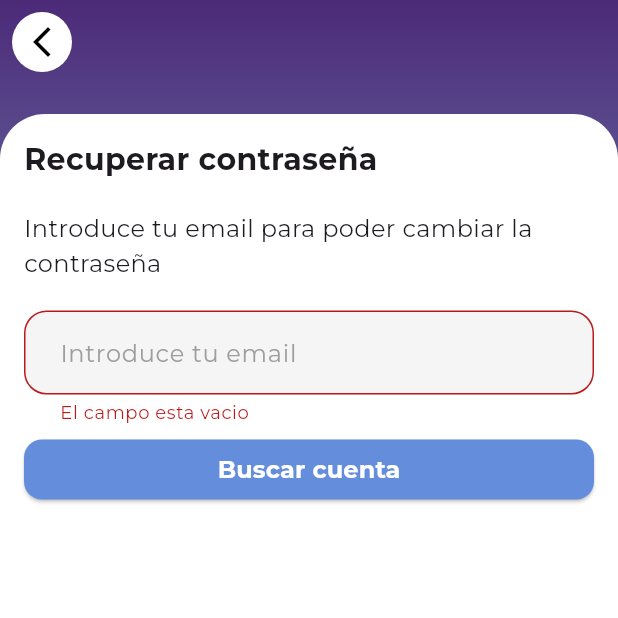
After one commit to iordanericdam/app_mochila, a Flutter app: the ForgotPasswordScreen screen opened directly, after a tap on "Buscar cuenta", on a phone screen of 412 x 824 dp, the top half of it. The commit adds this screen. Run offline on Flutter 3.47's test engine with Material 3 defaults, Android fonts, the light colour scheme and no system bars; statements that could not run were skipped.

Commit message:
Recuperacion de cuenta casi lista

```diff
--- /dev/null
+++ b/lib/presentation/screens/forgot_password_screen.dart
@@ -0,0 +1,75 @@
+import 'package:app_mochila/presentation/screens/verification_screen.dart';
+import 'package:app_mochila/presentation/widgets/buttons.dart';
+import 'package:app_mochila/presentation/widgets/custom_input.dart';
+import 'package:app_mochila/presentation/widgets/white_base_container.dart';
+import 'package:app_mochila/services/form_validator.dart';
+import 'package:app_mochila/styles/app_colors.dart';
+import 'package:app_mochila/styles/base_scaffold.dart';
+import 'package:app_mochila/styles/constants.dart';
+import 'package:flutter/material.dart';
+
+class ForgotPasswordScreen extends StatefulWidget {
+  const ForgotPasswordScreen({super.key});
+
+  @override
+  State<ForgotPasswordScreen> createState() => _ForgotPasswordScreenState();
+}
+
+class _ForgotPasswordScreenState extends State<ForgotPasswordScreen> {
+  final TextEditingController _emailController = TextEditingController();
+  final _resetPasswordKey = GlobalKey<FormState>();
+
+  @override
+  Widget build(BuildContext context) {
+    return BaseScaffold(
+        body: WhiteBaseContainer(
+      child: Align(
+        alignment: Alignment.topLeft,
+        child: Form(
+          key: _resetPasswordKey,
+          child: Column(
+            mainAxisSize: MainAxisSize.min,
+            crossAxisAlignment: CrossAxisAlignment.start,
+            children: [
+              const Text(
+                "Recuperar contraseña",
+                style: TextStyle(fontSize: 20, fontWeight: FontWeight.bold),
+              ),
+              sizedBox,
+              const Text(
+                "Introduce tu email para poder cambiar la contraseña",
+                style: TextStyle(fontSize: 16, fontWeight: FontWeight.w400),
+              ),
+              sizedBox,
+              CustomInput(
+                  hintText: "Introduce tu email",
+                  keyboardType: TextInputType.emailAddress,
+                  validator: (value) {
+                    return emailValidator(value);
+                  }),
+              kHalfSizedBox,
+              SizedBox(
+                height: kdefaultPadding * 2,
+                width: MediaQuery.of(context).size.width,
+                child: CustomElevatedButton(
+                  text: 'Buscar cuenta',
+                  backgroundColor: AppColors.recoverButtonColor,
+                  onPressed: () {
+                    FocusScope.of(context).unfocus();
+                    if (_resetPasswordKey.currentState!.validate()) {
+                      Navigator.push(
+                        context,
+                        MaterialPageRoute(
+                            builder: (context) => VerificationScreen()),
+                      );
+                    }
+                  },
+                ),
+              )
+            ],
+          ),
+        ),
+      ),
+    ));
+  }
+}
--- /dev/null
+++ b/lib/presentation/widgets/buttons.dart
@@ -0,0 +1,40 @@
+import 'package:flutter/material.dart';
+
+class CustomElevatedButton extends StatelessWidget {
+  final String text;
+  final Color backgroundColor;
+  final VoidCallback onPressed;
+
+  // Constructor
+  const CustomElevatedButton({
+    super.key,
+    required this.text,
+    required this.backgroundColor,
+    required this.onPressed,
+  });
+
+  @override
+  Widget build(BuildContext context) {
+    return Expanded(
+      child: ElevatedButton(
+        style: ElevatedButton.styleFrom(
+          backgroundColor: backgroundColor,
+          shape: RoundedRectangleBorder(
+            borderRadius: BorderRadius.circular(12),
+          ),
+          // padding: const EdgeInsets.symmetric(
+          //     horizontal: 30, vertical: 15),
+        ),
+        onPressed: onPressed,
+        child: Text(
+          text,
+          style: const TextStyle(
+            color: Colors.white,
+            fontWeight: FontWeight.bold,
+            fontSize: 16,
+          ),
+        ),
+      ),
+    );
+  }
+}
--- a/lib/presentation/widgets/inputs.dart
+++ b/lib/presentation/widgets/custom_input.dart
@@ -5,32 +5,52 @@ class CustomInput extends StatelessWidget {
   final String hintText;
   final TextEditingController? controller;
   final Function(String)? onChanged;
+  final FormFieldValidator<String>? validator;
+  final String? errorText;
+  final TextInputType? keyboardType;
+  final Icon? icon;
+  final bool obscureText;
+  final Widget? suffixIcon;
 
   const CustomInput(
-      {super.key, required this.hintText, this.controller, this.onChanged});
+      {super.key,
+      required this.hintText,
+      this.controller,
+      this.onChanged,
+      this.validator,
+      this.icon,
+      this.obscureText = false,
+      this.keyboardType,
+      this.errorText,
+      this.suffixIcon});
 
   @override
   Widget build(BuildContext context) {
-    return TextField(
+    return TextFormField(
       controller: controller,
       onChanged: onChanged,
+      validator: validator,
+      obscureText: obscureText,
+      keyboardType: keyboardType ?? TextInputType.text,
+      forceErrorText: errorText,
       decoration: InputDecoration(
+        suffixIcon: suffixIcon,
         hintText: hintText,
         hintStyle: TextStyle(color: Colors.grey[500]),
         filled: true,
         fillColor: Colors.grey[100],
         border: OutlineInputBorder(
-          borderRadius: BorderRadius.circular(30),
+          borderRadius: BorderRadius.circular(15),
           borderSide: const BorderSide(
               color: AppColors.strokeInputLoginColor, width: 2),
         ),
         enabledBorder: OutlineInputBorder(
-          borderRadius: BorderRadius.circular(30),
+          borderRadius: BorderRadius.circular(15),
           borderSide: const BorderSide(
               color: AppColors.strokeInputLoginColor, width: 2),
         ),
         focusedBorder: OutlineInputBorder(
-          borderRadius: BorderRadius.circular(30),
+          borderRadius: BorderRadius.circular(15),
           borderSide:
               const BorderSide(color: AppColors.startButtonColor, width: 2),
         ),
--- /dev/null
+++ b/lib/presentation/widgets/white_base_container.dart
@@ -0,0 +1,24 @@
+import 'package:app_mochila/styles/constants.dart';
+import 'package:flutter/material.dart';
+
+class WhiteBaseContainer extends StatelessWidget {
+  final Widget child;
+
+  const WhiteBaseContainer({
+    super.key,
+    required this.child,
+  });
+
+  @override
+  Widget build(BuildContext context) {
+    return Container(
+        margin: const EdgeInsets.only(top: kDefaultPadding),
+        height: MediaQuery.of(context).size.height,
+        width: MediaQuery.of(context).size.width,
+        decoration: whiteThing(),
+        child: Padding(
+          padding: kmedium,
+          child: child,
+        ));
+  }
+}
--- /dev/null
+++ b/lib/services/form_validator.dart
@@ -0,0 +1,70 @@
+import 'package:app_mochila/styles/constants.dart';
+import 'package:flutter/material.dart';
+
+ScaffoldFeatureController functionMessageText(
+    BuildContext context, Text messageContent, Color backgroundColor) {
+  return ScaffoldMessenger.of(context).showSnackBar(SnackBar(
+    content: messageContent,
+    backgroundColor: backgroundColor,
+  ));
+}
+
+String? genericValidator(String? value, int length) {
+  if (value == null || value.isEmpty) {
+    return 'Este campo es obligatorio';
+  } else if (value.length < length) {
+    return 'Este campo debe tener al menos $length caracteres';
+  }
+  return null;
+}
+
+String? emailValidator(String? value) {
+  RegExp regExp = RegExp(emailPattern);
+  if (value == null || value.isEmpty) {
+    return "El campo esta vacio";
+  } else if (!regExp.hasMatch(value)) {
+    return "El formato de correo electronico no es valido";
+  } else {
+    return null;
+  }
+}
+
+String? validatePassword(String? value) {
+  if (value == null || value.isEmpty) {
+    return 'Por favor ingrese la contraseña';
+  }
+  if (value.length < 8) {
+    return 'La contraseña debe tener al menos 8 caracteres';
+  }
+  if (!regex.hasMatch(value)) {
+    return 'La contraseña no contiene ningun carácter especial';
+  }
+  return null;
+}
+
+String? validatePasswordCustom(String? value, String? value2) {
+  if (genericValidator(value2, 5) != null) {
+    return null;
+  }
+
+  if (value!.isEmpty) {
+    return 'Por favor ingrese la contraseña';
+  }
+  if (value.length < 8) {
+    return 'La contraseña debe tener al menos 8 caracteres';
+  }
+  return null;
+}
+
+String? validateConfirmPassword(
+    String? value, TextEditingController passwordController1) {
+  if (validatePassword(passwordController1.text) != null) {
+    return null;
+  }
+  if (value == null || value.isEmpty) {
+    return 'La contraseña no puede estar vacía';
+  } else if (value != passwordController1.text) {
+    return 'Las contraseñas no coinciden';
+  }
+  return null;
+}
--- a/lib/styles/base_scaffold.dart
+++ b/lib/styles/base_scaffold.dart
@@ -1,26 +1,51 @@
+import 'package:app_mochila/styles/constants.dart';
 import 'package:flutter/material.dart';
 import '../styles/app_colors.dart';
 
 class BaseScaffold extends StatelessWidget {
   final Widget body;
   final PreferredSizeWidget? appBar;
+  final bool showAppBar;
 
   const BaseScaffold({
     super.key,
     required this.body,
     this.appBar,
+    this.showAppBar = true,
   });
 
   @override
   Widget build(BuildContext context) {
-    return Container(
+    return GestureDetector(
+      onTap: () {
+        FocusScope.of(context).unfocus();
+      },
+      child: Container(
         decoration: const BoxDecoration(
           gradient: AppColors.backGroundLoginColor,
         ),
         child: Scaffold(
           backgroundColor: Colors.transparent,
-        appBar: appBar,
+          appBar: showAppBar
+              ? AppBar(
+                  backgroundColor: Colors.transparent,
+                  elevation: 0,
+                  leading: IconButton(
+                    onPressed: () => Navigator.pop(context),
+                    icon: Container(
+                      decoration: const BoxDecoration(
+                        shape: BoxShape.circle,
+                        color: Colors.white,
+                      ),
+                      padding: ksmall, // Espaciado interno
+                      child: const Icon(Icons.arrow_back_ios_new,
+                          color: Colors.black),
+                    ),
+                  ),
+                )
+              : null,
           body: body,
+        ),
       ),
     );
   }
--- a/lib/styles/constants.dart
+++ b/lib/styles/constants.dart
@@ -26,3 +26,19 @@ const kHalfWidthSizedBox = SizedBox(
 const kDoubleSizedBox = SizedBox(
   height: kDefaultPadding * 2,
 );
+
+const String mobilePattern = r'(^(?:[+0]9)?[0-9]{10,12}$)';
+
+//validation for email
+const String emailPattern =
+    r'^(([^<>()[\]\\.,;:\s@\"]+(\.[^<>()[\]\\.,;:\s@\"]+)*)|(\".+\"))@((\[[0-9]{1,3}\.[0-9]{1,3}\.[0-9]{1,3}\.[0-9]{1,3}\])|(([a-zA-Z\-0-9]+\.)+[a-zA-Z]{2,}))$';
+
+final regex = RegExp(r'[!@#\$&*~]');
+
+BoxDecoration whiteThing() {
+  return const BoxDecoration(
+      color: Colors.white,
+      borderRadius: BorderRadius.only(
+          topLeft: Radius.circular(kDefaultPadding * 1.5),
+          topRight: Radius.circular(kDefaultPadding * 1.5)));
+}
```
Also changed, not shown: lib/presentation/screens/new_password_screen.dart (added, +44 -0 lines), lib/presentation/screens/verification_screen.dart (added, +75 -0 lines), lib/presentation/widgets/password_custom_input.dart (added, +51 -0 lines), lib/presentation/widgets/verificationCodeWidget.dart (added, +126 -0 lines). Lines whose indentation alone changed are shown as unchanged.
